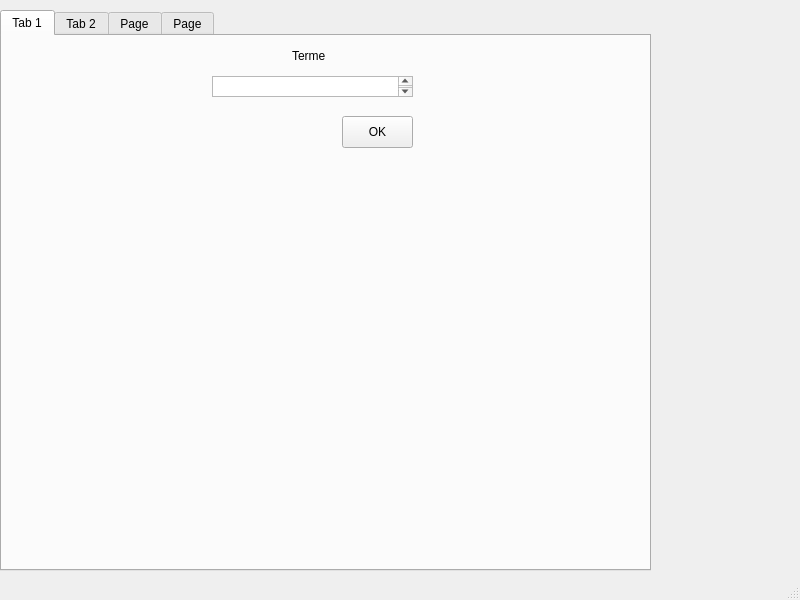
First picture: the form in Design/Main.ui, repository ressay/RI, before the edit.
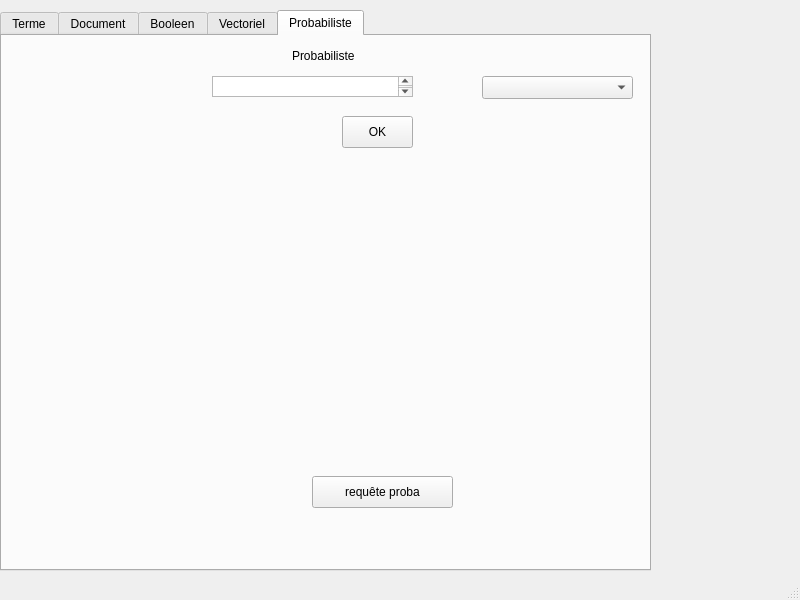
Second picture: the form after the edit. The open tabs and pages were chosen to show the change.

Commit message: proba model

```diff
--- a/Design/Main.ui
+++ b/Design/Main.ui
@@ -28,7 +28,7 @@
     </property>
     <widget class="QWidget" name="tab">
      <attribute name="title">
-      <string>Tab 1</string>
+      <string>Terme</string>
      </attribute>
      <widget class="QLabel" name="termLabel">
       <property name="geometry">
@@ -69,7 +69,7 @@
     </widget>
     <widget class="QWidget" name="tab2">
      <attribute name="title">
-      <string>Tab 2</string>
+      <string>Document</string>
      </attribute>
      <widget class="QPushButton" name="docButton">
       <property name="geometry">
@@ -110,7 +110,7 @@
     </widget>
     <widget class="QWidget" name="tab_2">
      <attribute name="title">
-      <string>Page</string>
+      <string>Booleen</string>
      </attribute>
      <widget class="QPushButton" name="boolButton">
       <property name="geometry">
@@ -151,7 +151,7 @@
     </widget>
     <widget class="QWidget" name="tab_13">
      <attribute name="title">
-      <string>Page</string>
+      <string>Vectoriel</string>
      </attribute>
      <widget class="QPushButton" name="vecButton">
       <property name="geometry">
@@ -186,7 +186,84 @@
        </rect>
       </property>
       <property name="text">
-       <string>Vectorial</string>
+       <string>Vectoriel</string>
+      </property>
+     </widget>
+     <widget class="QComboBox" name="vecCombo">
+      <property name="geometry">
+       <rect>
+        <x>480</x>
+        <y>40</y>
+        <width>151</width>
+        <height>23</height>
+       </rect>
+      </property>
+     </widget>
+    </widget>
+    <widget class="QWidget" name="tab_3">
+     <attribute name="title">
+      <string>Probabiliste</string>
+     </attribute>
+     <widget class="QPushButton" name="probButton">
+      <property name="geometry">
+       <rect>
+        <x>340</x>
+        <y>80</y>
+        <width>71</width>
+        <height>32</height>
+       </rect>
+      </property>
+      <property name="styleSheet">
+       <string notr="true"/>
+      </property>
+      <property name="text">
+       <string>OK</string>
+      </property>
+     </widget>
+     <widget class="QLabel" name="probLabel">
+      <property name="geometry">
+       <rect>
+        <x>290</x>
+        <y>10</y>
+        <width>81</width>
+        <height>20</height>
+       </rect>
+      </property>
+      <property name="text">
+       <string>Probabiliste</string>
+      </property>
+     </widget>
+     <widget class="QTextEdit" name="probEdit">
+      <property name="geometry">
+       <rect>
+        <x>210</x>
+        <y>40</y>
+        <width>201</width>
+        <height>21</height>
+       </rect>
+      </property>
+     </widget>
+     <widget class="QComboBox" name="probCombo">
+      <property name="geometry">
+       <rect>
+        <x>480</x>
+        <y>40</y>
+        <width>151</width>
+        <height>23</height>
+       </rect>
+      </property>
+     </widget>
+     <widget class="QPushButton" name="probButton2">
+      <property name="geometry">
+       <rect>
+        <x>310</x>
+        <y>440</y>
+        <width>141</width>
+        <height>32</height>
+       </rect>
+      </property>
+      <property name="text">
+       <string>requête proba</string>
       </property>
      </widget>
     </widget>
```
Left out of the diff: 4 changed lines with no effect on the pictures. The commit also changes 14 other files.
